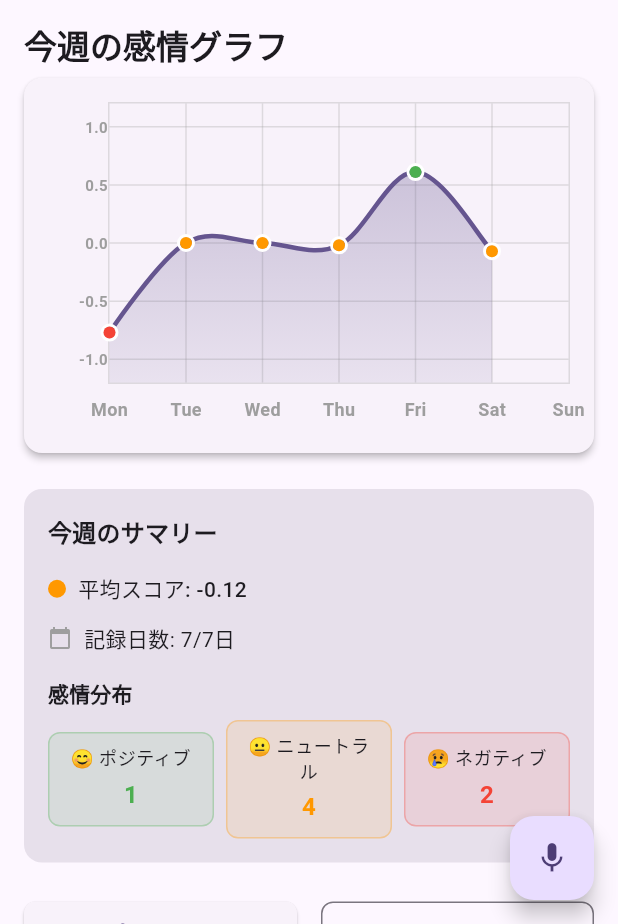
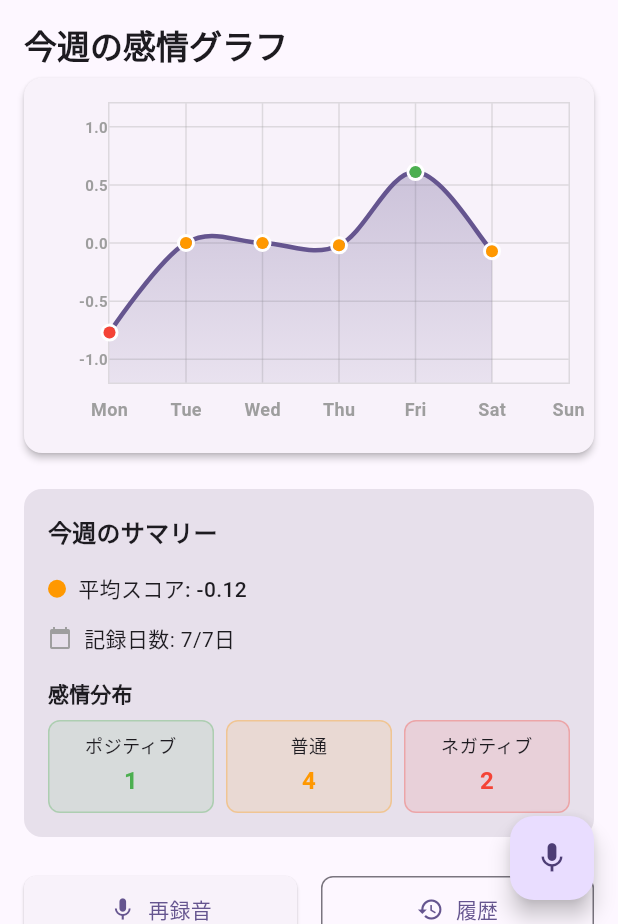
Before and after one commit to yoshiki495/voice_dairy_app, a Flutter app: the screen it shows after launch, on a phone screen of 412 x 824 dp, the part 312-1236 px from its top. Run offline on Flutter 3.47's test engine with Material 3 defaults, Android fonts, the phone set to English and light mode, and no system bars; drawn by our look-alikes of fl_chart; our stand-ins replace flutter_riverpod, go_router.

Commit message:
今週のサマリーから絵文字を削除し、ニュートラルを普通に変更

```diff
--- a/lib/widgets/mood_summary.dart
+++ b/lib/widgets/mood_summary.dart
@@ -81,7 +81,7 @@ class MoodSummary extends StatelessWidget {
               Expanded(
                 child: _buildMoodCount(
                   context,
-                  '😊 ポジティブ',
+                  'ポジティブ',
                   summary['positiveCount'],
                   Colors.green,
                 ),
@@ -90,7 +90,7 @@ class MoodSummary extends StatelessWidget {
               Expanded(
                 child: _buildMoodCount(
                   context,
-                  '😐 ニュートラル',
+                  '普通',
                   summary['neutralCount'],
                   Colors.orange,
                 ),
@@ -99,7 +99,7 @@ class MoodSummary extends StatelessWidget {
               Expanded(
                 child: _buildMoodCount(
                   context,
-                  '😢 ネガティブ',
+                  'ネガティブ',
                   summary['negativeCount'],
                   Colors.red,
                 ),
```
